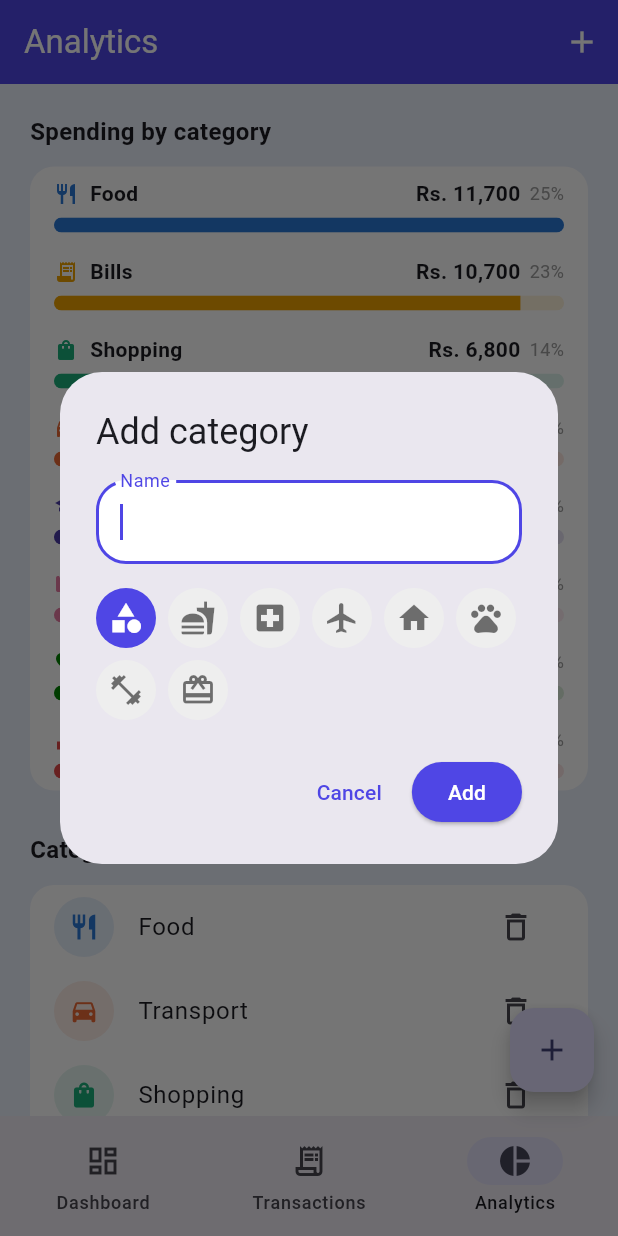
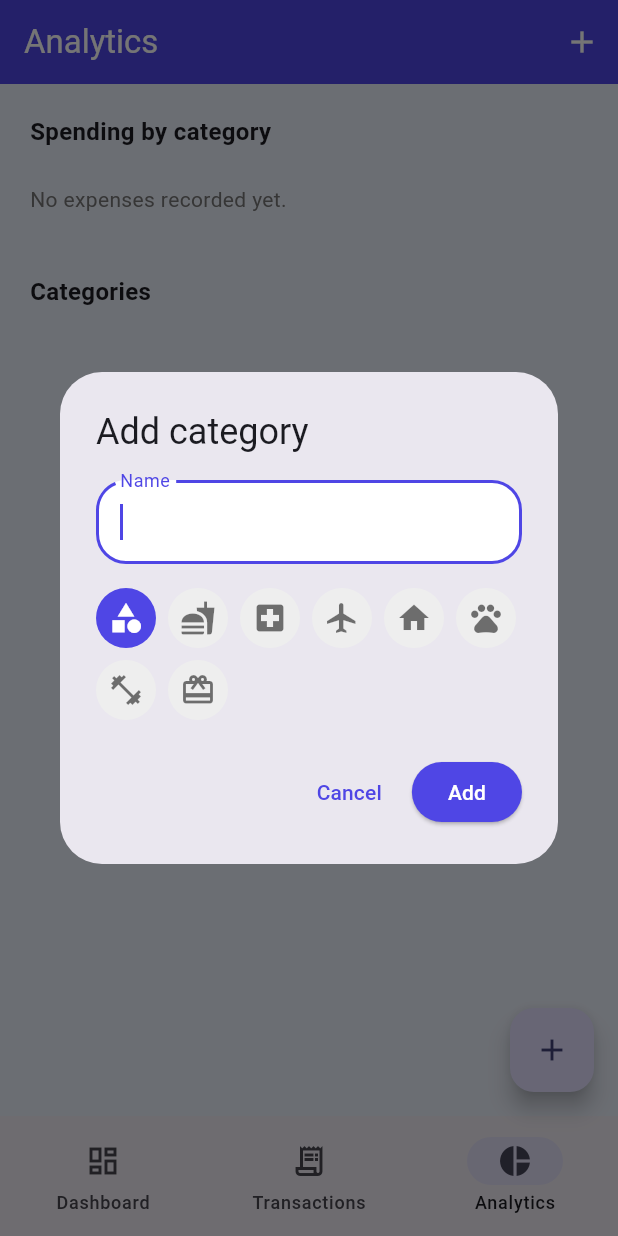
Before and after one commit to bangash40/monthly_traq, a Flutter app: the screen it shows once a user with an empty profile is signed in, item 3 of the bottom bar chosen, after a tap on the "add" icon, on a phone screen of 412 x 824 dp. Run offline on Flutter 3.47's test engine with Material 3 defaults, Android fonts, the phone set to English and light mode, and no system bars; our stand-ins replace cloud_firestore, firebase_auth, firebase_core; accounts and stored records are empty.

Commit message:
Connect transactions, categories and budget to Firestore

```diff
--- a/lib/app/main_shell.dart
+++ b/lib/app/main_shell.dart
@@ -1,8 +1,10 @@
 import 'package:flutter/material.dart';
+import 'package:provider/provider.dart';
 import 'package:monthly_traq/features/analytics/analytics_screen.dart';
 import 'package:monthly_traq/features/dashboard/dashboard_screen.dart';
 import 'package:monthly_traq/features/transactions/add_edit_transaction_screen.dart';
 import 'package:monthly_traq/features/transactions/transactions_screen.dart';
+import 'package:monthly_traq/services/transactions_repository.dart';
 
 class MainShell extends StatefulWidget {
   const MainShell({super.key});
@@ -18,6 +20,10 @@ class _MainShellState extends State<MainShell> {
 
   @override
   Widget build(BuildContext context) {
+    final isLoading = context.select<TransactionsRepository, bool>(
+      (repo) => repo.isLoading,
+    );
+
     final screens = [
       DashboardScreen(onSeeAllTransactions: _goToTransactions),
       const TransactionsScreen(),
@@ -25,7 +31,9 @@ class _MainShellState extends State<MainShell> {
     ];
 
     return Scaffold(
-      body: IndexedStack(index: _selectedIndex, children: screens),
+      body: isLoading
+          ? const Center(child: CircularProgressIndicator())
+          : IndexedStack(index: _selectedIndex, children: screens),
       floatingActionButton: FloatingActionButton(
         onPressed: () => Navigator.push(
           context,
--- a/lib/features/auth/signup_screen.dart
+++ b/lib/features/auth/signup_screen.dart
@@ -1,6 +1,8 @@
 import 'package:firebase_auth/firebase_auth.dart';
 import 'package:flutter/material.dart';
+import 'package:provider/provider.dart';
 import 'package:monthly_traq/services/auth_service.dart';
+import 'package:monthly_traq/services/transactions_repository.dart';
 
 class SignupScreen extends StatefulWidget {
   const SignupScreen({super.key});
@@ -36,6 +38,8 @@ class _SignupScreenState extends State<SignupScreen> {
         email: _emailController.text.trim(),
         password: _passwordController.text,
       );
+      if (!mounted) return;
+      await context.read<TransactionsRepository>().seedDefaultsForNewUser();
 
       if (!mounted) return;
       Navigator.pop(context);
--- a/lib/services/transactions_repository.dart
+++ b/lib/services/transactions_repository.dart
@@ -1,26 +1,111 @@
+import 'dart:async';
+
+import 'package:cloud_firestore/cloud_firestore.dart';
+import 'package:firebase_auth/firebase_auth.dart';
 import 'package:flutter/material.dart';
 import 'package:monthly_traq/app/palette.dart';
 import 'package:monthly_traq/models/category_model.dart';
 import 'package:monthly_traq/models/transaction_model.dart';
 
+const _defaultSeedCategories = [
+  (name: 'Food', icon: Icons.restaurant),
+  (name: 'Transport', icon: Icons.directions_car),
+  (name: 'Shopping', icon: Icons.shopping_bag),
+  (name: 'Bills', icon: Icons.receipt_long),
+  (name: 'Entertainment', icon: Icons.movie),
+  (name: 'Health', icon: Icons.favorite),
+  (name: 'Education', icon: Icons.school),
+  (name: 'Other', icon: Icons.category),
+];
+
 /// Holds transactions, categories and the monthly budget for the signed-in
-/// user. Backed by in-memory dummy data for now — the public API (streams of
-/// computed totals via ChangeNotifier) is shaped so the dummy lists here can
-/// later be swapped for Firestore-backed data without touching the UI.
+/// user, mirrored live from that user's Firestore subtree
+/// (`users/{uid}/transactions`, `users/{uid}/categories`,
+/// `users/{uid}.monthlyBudget`). Recreates its subscriptions whenever the
+/// signed-in user changes, and clears its local cache on sign-out.
 class TransactionsRepository extends ChangeNotifier {
-  TransactionsRepository() {
-    _seedDummyData();
+  TransactionsRepository({FirebaseFirestore? firestore, FirebaseAuth? auth})
+    : _firestore = firestore ?? FirebaseFirestore.instance,
+      _auth = auth ?? FirebaseAuth.instance {
+    _authSub = _auth.authStateChanges().listen(_onAuthChanged);
   }
 
+  final FirebaseFirestore _firestore;
+  final FirebaseAuth _auth;
+
+  StreamSubscription<User?>? _authSub;
+  StreamSubscription<QuerySnapshot<Map<String, dynamic>>>? _categoriesSub;
+  StreamSubscription<QuerySnapshot<Map<String, dynamic>>>? _transactionsSub;
+  StreamSubscription<DocumentSnapshot<Map<String, dynamic>>>? _userDocSub;
+
+  List<CategoryModel> _categories = [];
+  List<TransactionModel> _transactions = [];
   double monthlyBudget = 60000;
-
-  final List<CategoryModel> _categories = [];
-  final List<TransactionModel> _transactions = [];
+  bool isLoading = true;
 
   List<CategoryModel> get categories => List.unmodifiable(_categories);
-  List<TransactionModel> get transactions => List.unmodifiable(
-    _transactions..sort((a, b) => b.date.compareTo(a.date)),
-  );
+  List<TransactionModel> get transactions => List.unmodifiable(_transactions);
+
+  String? get _uid => _auth.currentUser?.uid;
+
+  DocumentReference<Map<String, dynamic>>? get _userDoc {
+    final uid = _uid;
+    if (uid == null) return null;
+    return _firestore.collection('users').doc(uid);
+  }
+
+  void _onAuthChanged(User? user) {
+    _categoriesSub?.cancel();
+    _transactionsSub?.cancel();
+    _userDocSub?.cancel();
+
+    if (user == null) {
+      _categories = [];
+      _transactions = [];
+      isLoading = false;
+      notifyListeners();
+      return;
+    }
+
+    isLoading = true;
+    notifyListeners();
+
+    final userDoc = _firestore.collection('users').doc(user.uid);
+
+    _userDocSub = userDoc.snapshots().listen((snap) {
+      final budget = snap.data()?['monthlyBudget'];
+      if (budget is num) monthlyBudget = budget.toDouble();
+      notifyListeners();
+    });
+
+    _categoriesSub = userDoc
+        .collection('categories')
+        .orderBy('createdAt')
+        .snapshots()
+        .listen((snap) {
+          _categories = snap.docs.map(CategoryModel.fromDoc).toList();
+          isLoading = false;
+          notifyListeners();
+        });
+
+    _transactionsSub = userDoc
+        .collection('transactions')
+        .orderBy('date', descending: true)
+        .snapshots()
+        .listen((snap) {
+          _transactions = snap.docs.map(TransactionModel.fromDoc).toList();
+          notifyListeners();
+        });
+  }
+
+  @override
+  void dispose() {
+    _authSub?.cancel();
+    _categoriesSub?.cancel();
+    _transactionsSub?.cancel();
+    _userDocSub?.cancel();
+    super.dispose();
+  }
 
   CategoryModel? categoryById(String? id) {
     if (id == null) return null;
@@ -32,11 +117,11 @@ class TransactionsRepository extends ChangeNotifier {
 
   double get totalIncome => _transactions
       .where((t) => t.type == TransactionType.income)
-      .fold(0, (sum, t) => sum + t.amount);
+      .fold(0, (total, t) => total + t.amount);
 
   double get totalExpense => _transactions
       .where((t) => t.type == TransactionType.expense)
-      .fold(0, (sum, t) => sum + t.amount);
+      .fold(0, (total, t) => total + t.amount);
 
   double get balance => totalIncome - totalExpense;
 
@@ -55,28 +140,33 @@ class TransactionsRepository extends ChangeNotifier {
     }
 
     final entries = totals.entries
-        .map((e) => MapEntry(categoryById(e.key)!, e.value))
+        .map((e) => MapEntry(categoryById(e.key), e.value))
+        .whereType<MapEntry<CategoryModel, double>>()
         .toList()
       ..sort((a, b) => b.value.compareTo(a.value));
 
     return entries;
   }
 
-  void addTransaction(TransactionModel transaction) {
-    _transactions.add(transaction);
-    notifyListeners();
+  Future<void> addTransaction(TransactionModel transaction) async {
+    final userDoc = _userDoc;
+    if (userDoc == null) return;
+    await userDoc.collection('transactions').add(transaction.toMap());
   }
 
-  void updateTransaction(TransactionModel transaction) {
-    final index = _transactions.indexWhere((t) => t.id == transaction.id);
-    if (index == -1) return;
-    _transactions[index] = transaction;
-    notifyListeners();
+  Future<void> updateTransaction(TransactionModel transaction) async {
+    final userDoc = _userDoc;
+    if (userDoc == null) return;
+    await userDoc
+        .collection('transactions')
+        .doc(transaction.id)
+        .update(transaction.toMap());
   }
 
-  void deleteTransaction(String id) {
-    _transactions.removeWhere((t) => t.id == id);
-    notifyListeners();
+  Future<void> deleteTransaction(String id) async {
+    final userDoc = _userDoc;
+    if (userDoc == null) return;
+    await userDoc.collection('transactions').doc(id).delete();
   }
 
   // Beyond a generous cap, further categories are still allowed — each one
@@ -86,168 +176,69 @@ class TransactionsRepository extends ChangeNotifier {
 
   bool get canAddCategory => _categories.length < _maxCategories;
 
-  CategoryModel? addCategory({required String name, required IconData icon}) {
-    if (!canAddCategory) return null;
+  Future<CategoryModel?> addCategory({
+    required String name,
+    required IconData icon,
+  }) async {
+    final userDoc = _userDoc;
+    if (userDoc == null || !canAddCategory) return null;
+
     final color =
         AppPalette.categorical[_categories.length % AppPalette.categorical.length];
-    final category = CategoryModel(
-      id: DateTime.now().microsecondsSinceEpoch.toString(),
-      name: name,
-      icon: icon,
-      color: color,
-    );
-    _categories.add(category);
-    notifyListeners();
-    return category;
+    final category = CategoryModel(id: '', name: name, icon: icon, color: color);
+    final ref = await userDoc.collection('categories').add({
+      ...category.toMap(),
+      'createdAt': FieldValue.serverTimestamp(),
+    });
+
+    return CategoryModel(id: ref.id, name: name, icon: icon, color: color);
   }
 
-  void deleteCategory(String id) {
-    _categories.removeWhere((c) => c.id == id);
-    for (final t in _transactions.where((t) => t.categoryId == id).toList()) {
-      updateTransaction(t.copyWith(categoryId: null));
+  Future<void> deleteCategory(String id) async {
+    final userDoc = _userDoc;
+    if (userDoc == null) return;
+
+    final affected = await userDoc
+        .collection('transactions')
+        .where('categoryId', isEqualTo: id)
+        .get();
+
+    final batch = _firestore.batch();
+    for (final doc in affected.docs) {
+      batch.update(doc.reference, {'categoryId': null});
     }
-    notifyListeners();
+    batch.delete(userDoc.collection('categories').doc(id));
+    await batch.commit();
   }
 
-  void _seedDummyData() {
-    const seedCategories = [
-      (name: 'Food', icon: Icons.restaurant),
-      (name: 'Transport', icon: Icons.directions_car),
-      (name: 'Shopping', icon: Icons.shopping_bag),
-      (name: 'Bills', icon: Icons.receipt_long),
-      (name: 'Entertainment', icon: Icons.movie),
-      (name: 'Health', icon: Icons.favorite),
-      (name: 'Education', icon: Icons.school),
-      (name: 'Other', icon: Icons.category),
-    ];
+  /// Seeds default categories and a starting budget for a brand-new
+  /// account. Safe to call every sign-up — it no-ops if the user already
+  /// has categories (e.g. this ran already, or synced from elsewhere).
+  Future<void> seedDefaultsForNewUser() async {
+    final userDoc = _userDoc;
+    if (userDoc == null) return;
 
-    for (var i = 0; i < seedCategories.length; i++) {
-      _categories.add(
-        CategoryModel(
-          id: 'cat_$i',
-          name: seedCategories[i].name,
-          icon: seedCategories[i].icon,
-          color: AppPalette.categorical[i],
-        ),
-      );
+    final categoriesRef = userDoc.collection('categories');
+    final existing = await categoriesRef.limit(1).get();
+    if (existing.docs.isNotEmpty) return;
+
+    final batch = _firestore.batch();
+    batch.set(userDoc, {
+      'monthlyBudget': 60000,
+      'createdAt': FieldValue.serverTimestamp(),
+    });
+
+    for (var i = 0; i < _defaultSeedCategories.length; i++) {
+      final seed = _defaultSeedCategories[i];
+      final ref = categoriesRef.doc();
+      batch.set(ref, {
+        'name': seed.name,
+        'iconCodePoint': seed.icon.codePoint,
+        'color': AppPalette.categorical[i].toARGB32(),
+        'createdAt': FieldValue.serverTimestamp(),
+      });
     }
 
-    final now = DateTime.now();
-    DateTime daysAgo(int days) => now.subtract(Duration(days: days));
-
-    final seed = <TransactionModel>[
-      TransactionModel(
-        id: 't1',
-        title: 'Salary',
-        amount: 80000,
-        type: TransactionType.income,
-        date: daysAgo(20),
-      ),
-      TransactionModel(
-        id: 't2',
-        title: 'Freelance project',
-        amount: 12000,
-        type: TransactionType.income,
-        date: daysAgo(6),
-      ),
-      TransactionModel(
-        id: 't3',
-        title: 'Groceries',
-        amount: 8500,
-        type: TransactionType.expense,
-        categoryId: 'cat_0',
-        date: daysAgo(18),
-      ),
-      TransactionModel(
-        id: 't4',
-        title: 'Restaurant',
-        amount: 3200,
-        type: TransactionType.expense,
-        categoryId: 'cat_0',
-        date: daysAgo(3),
-      ),
-      TransactionModel(
-        id: 't5',
-        title: 'Fuel',
-        amount: 4000,
-        type: TransactionType.expense,
-        categoryId: 'cat_1',
-        date: daysAgo(15),
-      ),
-      TransactionModel(
-        id: 't6',
-        title: 'Ride-hailing',
-        amount: 2500,
-        type: TransactionType.expense,
-        categoryId: 'cat_1',
-        date: daysAgo(4),
-      ),
-      TransactionModel(
-        id: 't7',
-        title: 'New shoes',
-        amount: 6800,
-        type: TransactionType.expense,
-        categoryId: 'cat_2',
-        date: daysAgo(10),
-      ),
-      TransactionModel(
-        id: 't8',
-        title: 'Electricity bill',
-        amount: 9200,
-        type: TransactionType.expense,
-        categoryId: 'cat_3',
-        date: daysAgo(12),
-      ),
-      TransactionModel(
-        id: 't9',
-        title: 'Internet bill',
-        amount: 1500,
-        type: TransactionType.expense,
-        categoryId: 'cat_3',
-        date: daysAgo(11),
-      ),
-      TransactionModel(
-        id: 't10',
-        title: 'Movie night',
-        amount: 2300,
-        type: TransactionType.expense,
-        categoryId: 'cat_4',
-        date: daysAgo(7),
-      ),
-      TransactionModel(
-        id: 't11',
-        title: 'Streaming subscription',
-        amount: 1200,
-        type: TransactionType.expense,
-        categoryId: 'cat_4',
-        date: daysAgo(1),
-      ),
-      TransactionModel(
-        id: 't12',
-        title: 'Pharmacy',
-        amount: 1800,
-        type: TransactionType.expense,
-        categoryId: 'cat_5',
-        date: daysAgo(9),
-      ),
-      TransactionModel(
-        id: 't13',
-        title: 'Online course',
-        amount: 5000,
-        type: TransactionType.expense,
-        categoryId: 'cat_6',
-        date: daysAgo(14),
-      ),
-      TransactionModel(
-        id: 't14',
-        title: 'Miscellaneous',
-        amount: 900,
-        type: TransactionType.expense,
-        categoryId: 'cat_7',
-        date: daysAgo(2),
-      ),
-    ];
-
-    _transactions.addAll(seed);
+    await batch.commit();
   }
 }
--- a/pubspec.yaml
+++ b/pubspec.yaml
@@ -38,6 +38,7 @@ dependencies:
   firebase_auth: ^6.6.1
   provider: ^6.1.5+1
   intl: ^0.20.3
+  cloud_firestore: ^6.10.0
 
 dev_dependencies:
   flutter_test:
```
Also changed, not shown: lib/models/category_model.dart (+24 -0 lines), lib/models/transaction_model.dart (+35 -2 lines), lib/widgets/add_category_dialog.dart (+5 -3 lines), pubspec.lock, 4 other files.
